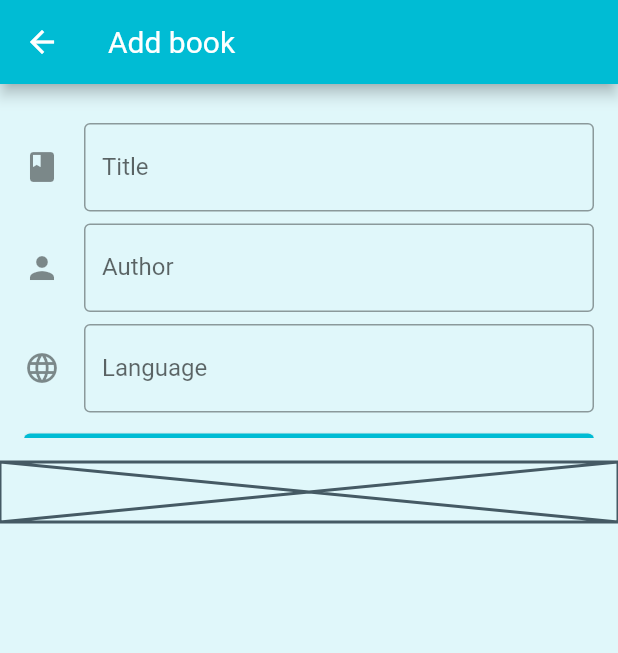
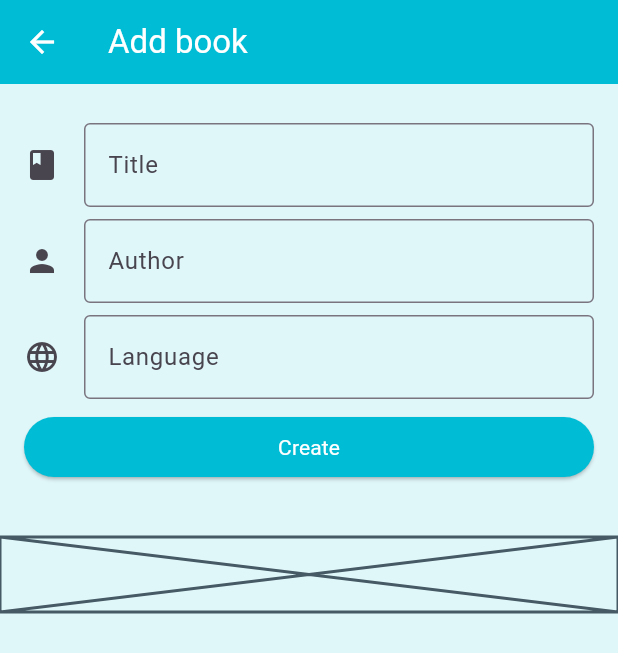
Before and after one commit to kurjakrichard/flutibre, a Flutter app: the UpdatePage screen opened by its route, on a phone screen of 412 x 824 dp. Shown: the top 653 px of the screen. Run offline on Flutter 3.47's test engine with Material 2 defaults, Android fonts, the phone set to English and light mode, and no system bars; drawn by our look-alikes of flutter_form_builder; our stand-ins replace easy_splash_screen, equatable, file_picker, flutter_riverpod, form_field_validator, open_filex and 2 more; missing offline and left inert: pluto_grid, sqlite3; accounts and stored records are empty; generated files the repository leaves out were written again.

Commit message:
Refactor design

```diff
--- a/lib/pages/homepage.dart
+++ b/lib/pages/homepage.dart
@@ -74,6 +74,7 @@ class _HomePageState extends ConsumerState<HomePage>
       drawer: drawerNavigation(context),
       floatingActionButtonLocation: FloatingActionButtonLocation.endFloat,
       floatingActionButton: FloatingActionButton(
+        shape: const CircleBorder(),
         onPressed: () {
           Navigator.pushNamed(context, '/addpage');
         },
--- a/lib/pages/update_page.dart
+++ b/lib/pages/update_page.dart
@@ -84,7 +84,7 @@ class _UpdatePageState extends ConsumerState<UpdatePage> {
                 children: [
                   listView(maxWidth),
                   const SingleChildScrollView(
-                      child: SizedBox(height: 40, child: Placeholder()))
+                      child: SizedBox(height: 50, child: Placeholder()))
                 ]);
           }
         }),
@@ -98,7 +98,7 @@ class _UpdatePageState extends ConsumerState<UpdatePage> {
       child: FormBuilder(
         child: SizedBox(
           width: width,
-          height: 220,
+          height: 270,
           child: ListView(
             shrinkWrap: true,
             scrollDirection: Axis.vertical,
--- a/lib/widgets/theme.dart
+++ b/lib/widgets/theme.dart
@@ -16,6 +16,7 @@ ThemeData darkTheme3 = ThemeData(
       .copyWith(secondary: Colors.blueAccent, brightness: Brightness.dark),
 );
 ThemeData baseTheme = ThemeData(
+  useMaterial3: true,
   bottomNavigationBarTheme: const BottomNavigationBarThemeData(
       backgroundColor: Colors.cyan,
       unselectedItemColor: Colors.grey,
```
Also changed, not shown: lib/pages/book_details_page.dart (+8 -7 lines), lib/pages/listpage.dart (+10 -4 lines), 1 other file.
